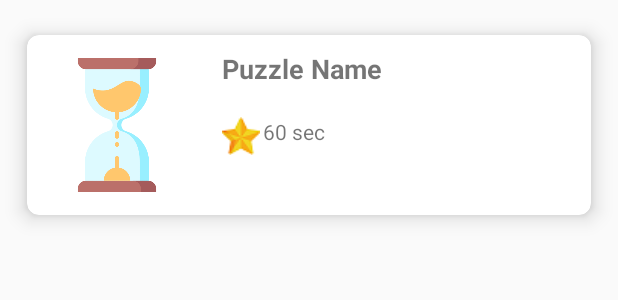
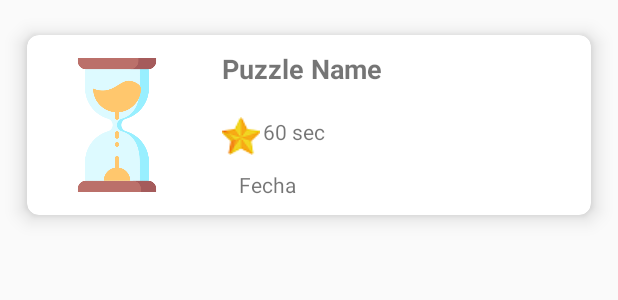
Before and after one commit to P8-Android/Androizzlers, an Android app: the layout item_puzzle_score.xml on its own in the app's theme, with its tools: preview values and no code run, on a phone screen of 412 x 824 dp. Shown: the top 300 px of the screen. Run offline under Robolectric (Android 15) with nearby library versions, the phone set to English and light mode, and no system bars; Roboto replaces fonts that are not available here.

Commit message:
Add date into layout

```diff
--- a/app/src/main/java/com/example/zzler/score/DbHelper.java
+++ b/app/src/main/java/com/example/zzler/score/DbHelper.java
@@ -51,7 +51,7 @@ public class DbHelper extends SQLiteOpenHelper {
 
         if (cursor.moveToPosition(1)) {
             do {
-                scoreList.add(new Score(cursor.getString(1),cursor.getFloat(2)));
+                scoreList.add(new Score(cursor.getString(1),cursor.getFloat(2),cursor.getString(3)));
             }while (cursor.moveToNext());
 
         }
--- a/app/src/main/java/com/example/zzler/score/ScoreListAdapter.java
+++ b/app/src/main/java/com/example/zzler/score/ScoreListAdapter.java
@@ -22,14 +22,14 @@ public class ScoreListAdapter extends RecyclerView.Adapter<ScoreListAdapter.Scor
 
     public class ScoreViewHolder extends RecyclerView.ViewHolder {
 
-        TextView puzzleName, scoreTime;
+        TextView puzzleName, scoreTime, textTime;
 
         public ScoreViewHolder(@NonNull View itemView) {
             super(itemView);
 
             puzzleName = (TextView) itemView.findViewById(R.id.puzzle_name);
             scoreTime = (TextView) itemView.findViewById(R.id.text_time_score);
-
+            textTime = (TextView)  itemView.findViewById(R.id.text_time);
         }
     }
 
@@ -50,6 +50,7 @@ public class ScoreListAdapter extends RecyclerView.Adapter<ScoreListAdapter.Scor
 
         holder.puzzleName.setText(String.valueOf(score.getPuzzleName()));
         holder.scoreTime.setText(String.valueOf(score.getScoreTime()));
+        holder.textTime.setText(String.valueOf(score.getDate()));
     }
 
 
--- a/app/src/main/java/com/example/zzler/score/ScoreView.java
+++ b/app/src/main/java/com/example/zzler/score/ScoreView.java
@@ -17,6 +17,7 @@ public class ScoreView extends AppCompatActivity {
     private ArrayList<ScoreView> scoreList;
     private RecyclerView recyclerViewScore;
     DbHelper dbHelper = new DbHelper(ScoreView.this);
+
 
     private String namePlayer;
     private String scorePuzzle;
--- a/app/src/main/res/layout/item_puzzle_score.xml
+++ b/app/src/main/res/layout/item_puzzle_score.xml
@@ -37,6 +37,19 @@
             android:textStyle="bold" />
 
         <TextView
+            android:id="@+id/text_time"
+            android:layout_width="match_parent"
+            android:layout_height="wrap_content"
+            android:layout_below="@+id/text_time_score"
+            android:layout_alignParentEnd="true"
+            android:layout_marginStart="21dp"
+            android:layout_marginTop="10dp"
+            android:layout_marginEnd="1dp"
+            android:layout_toEndOf="@id/sand_clock"
+            android:drawablePadding="2dp"
+            android:text="Fecha" />
+
+        <TextView
             android:id="@+id/text_time_score"
             android:layout_width="match_parent"
             android:layout_height="wrap_content"
```
Also changed, not shown: app/src/main/java/com/example/zzler/score/Score.java (+7 -1 lines).
